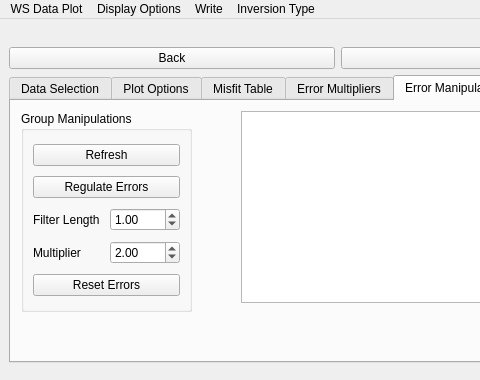
Old version of the form pyMT/DataGUI/data_plot.ui in the repository eroots/pyMT; both pictures show x 0 to 480 and y 0 to 380 of the 1338 by 849 pixel window.
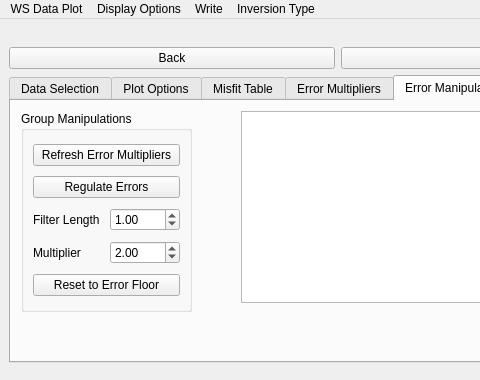
New version of the form. The open tabs and pages were chosen to show the change.

Commit message: Data plot recalculate RMS now actually does what it says

Patch:
```diff
--- a/pyMT/DataGUI/data_plot.ui
+++ b/pyMT/DataGUI/data_plot.ui
@@ -843,14 +843,14 @@
           <item row="0" column="0" colspan="2">
            <widget class="QPushButton" name="refreshErrorTree">
             <property name="text">
-             <string>Refresh</string>
+             <string>Refresh Error Multipliers</string>
             </property>
            </widget>
           </item>
           <item row="7" column="0" colspan="2">
            <widget class="QPushButton" name="resetErrors">
             <property name="text">
-             <string>Reset Errors</string>
+             <string>Reset to Error Floor</string>
             </property>
            </widget>
           </item>
```
Left out of the diff: 17 changed lines with no effect on the pictures. The commit also changes 1 other file.
